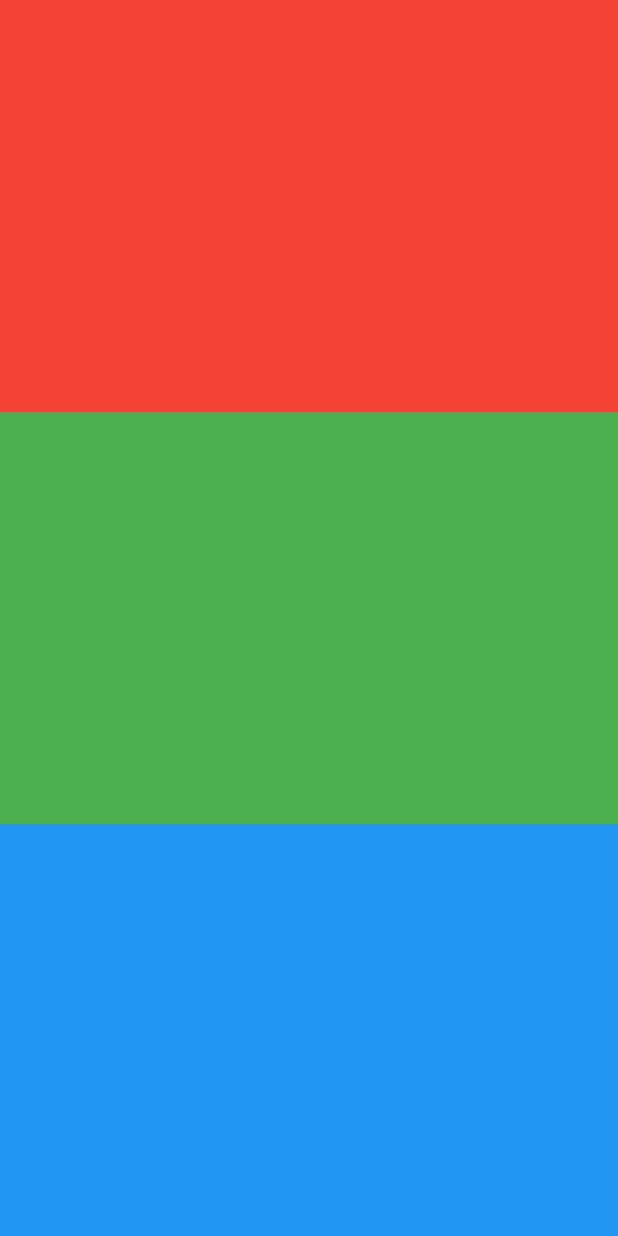
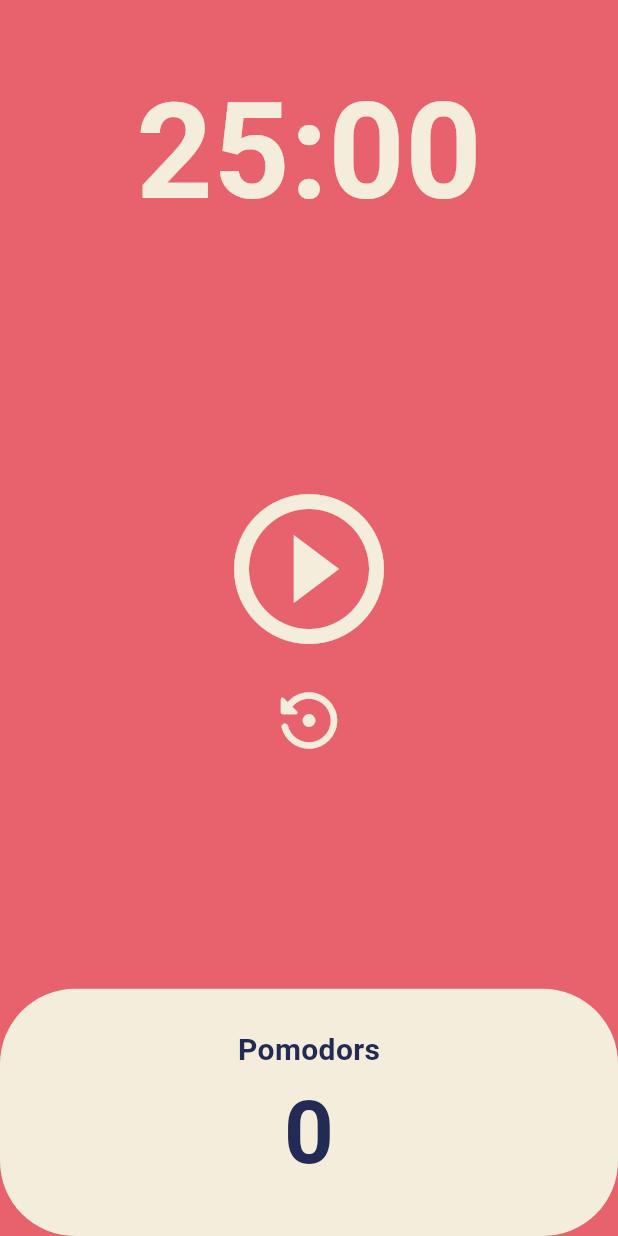
Before and after one commit to yukwangsu/Flutter_pomodoro_app_clone_project, a Flutter app: the screen it shows after launch, on a phone screen of 412 x 824 dp. Run offline on Flutter 3.47's test engine with Material 3 defaults, Android fonts, the phone set to English and light mode, and no system bars.

Commit message:
flex, expand, duration

```diff
--- a/lib/screens/home_screen.dart
+++ b/lib/screens/home_screen.dart
@@ -1,4 +1,5 @@
 import 'package:flutter/material.dart';
+import 'dart:async';
 
 class HomeScreen extends StatefulWidget {
   const HomeScreen({super.key});
@@ -8,30 +9,137 @@ class HomeScreen extends StatefulWidget {
 }
 
 class _HomeScreenState extends State<HomeScreen> {
+  static const twentyFiveMinutes = 1500;
+  int totalSeconds = twentyFiveMinutes;
+  bool isRunning = false;
+  int totalPomodoros = 0;
+  late Timer timer;
+
+  void onTick(Timer timer) {
+    if (totalSeconds == 0) {
+      setState(() {
+        totalPomodoros = totalPomodoros + 1;
+        isRunning = false;
+        totalSeconds = twentyFiveMinutes;
+      });
+      timer.cancel();
+    } else {
+      setState(() {
+        totalSeconds = totalSeconds - 1;
+      });
+    }
+  }
+
+  void onStartPressed() {
+    //Duration(seconds: 1) 즉, 1초마다 onTick 함수를 실행한다.
+    timer = Timer.periodic(const Duration(seconds: 1), onTick);
+    setState(() {
+      isRunning = true;
+    });
+  }
+
+  void onPausePressed() {
+    timer.cancel();
+    setState(() {
+      isRunning = false;
+    });
+  }
+
+  void onResetPressed() {
+    timer.cancel();
+    setState(() {
+      isRunning = false;
+      totalSeconds = twentyFiveMinutes;
+    });
+  }
+
+  //초를 분/초 형식으로 변경
+  String format(int seconds) {
+    var duration = Duration(seconds: seconds);
+    return duration.toString().split(".").first.substring(2, 7);
+  }
+
   @override
   Widget build(BuildContext context) {
     return Scaffold(
+      backgroundColor: Theme.of(context).colorScheme.background,
       body: Column(
         children: [
+          //flex:를 사용해서 비율을 정해줌.
           Flexible(
+            flex: 1,
             child: Container(
-              decoration: const BoxDecoration(
-                color: Colors.red,
+              alignment: Alignment.bottomCenter,
+              child: Text(
+                format(totalSeconds),
+                style: TextStyle(
+                    color: Theme.of(context).cardColor,
+                    fontSize: 89,
+                    fontWeight: FontWeight.w600),
               ),
             ),
           ),
           Flexible(
-            child: Container(
-              decoration: const BoxDecoration(
-                color: Colors.green,
-              ),
+            flex: 3,
+            child: Column(
+              mainAxisAlignment: MainAxisAlignment.center,
+              children: [
+                IconButton(
+                  iconSize: 120,
+                  color: Theme.of(context).cardColor,
+                  //isRunning이 true일 때 버튼을 누른거라면 onPausePressed함수 실행
+                  //isRunning이 false일 때 버튼을 누른거라면 onStartPressed함수 실행
+                  onPressed: isRunning ? onPausePressed : onStartPressed,
+                  icon: Icon(isRunning
+                      ? Icons.pause_circle_outline
+                      : Icons.play_circle_outline),
+                ),
+                IconButton(
+                  iconSize: 50,
+                  color: Theme.of(context).cardColor,
+                  onPressed: onResetPressed,
+                  icon: const Icon(Icons.settings_backup_restore_rounded),
+                ),
+              ],
             ),
           ),
           Flexible(
-            child: Container(
-              decoration: const BoxDecoration(
-                color: Colors.blue,
-              ),
+            flex: 1,
+            child: Row(
+              children: [
+                // Expanded를 활용해서 늘려줌
+                Expanded(
+                  child: Container(
+                    decoration: BoxDecoration(
+                      color: Theme.of(context).cardColor,
+                      borderRadius: BorderRadius.circular(50),
+                    ),
+                    child: Column(
+                      mainAxisAlignment: MainAxisAlignment.center,
+                      children: [
+                        Text(
+                          'Pomodors',
+                          style: TextStyle(
+                            fontSize: 20,
+                            fontWeight: FontWeight.w600,
+                            color:
+                                Theme.of(context).textTheme.displayLarge!.color,
+                          ),
+                        ),
+                        Text(
+                          '$totalPomodoros',
+                          style: TextStyle(
+                            fontSize: 58,
+                            fontWeight: FontWeight.w600,
+                            color:
+                                Theme.of(context).textTheme.displayLarge!.color,
+                          ),
+                        ),
+                      ],
+                    ),
+                  ),
+                ),
+              ],
             ),
           ),
         ],
```
